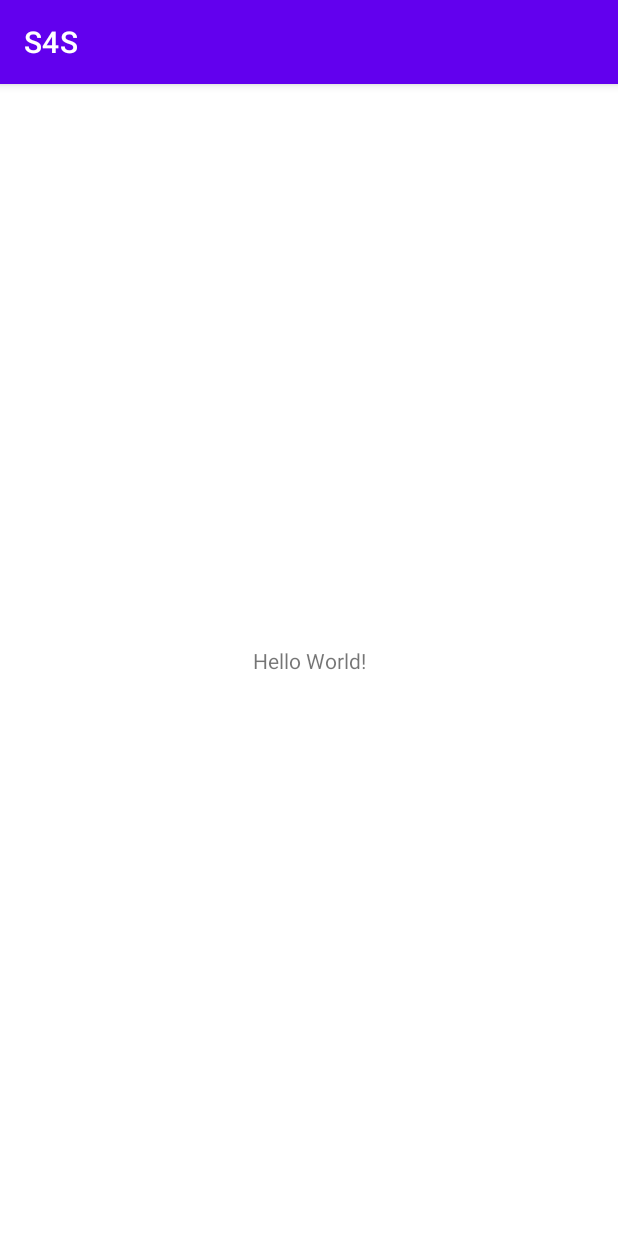
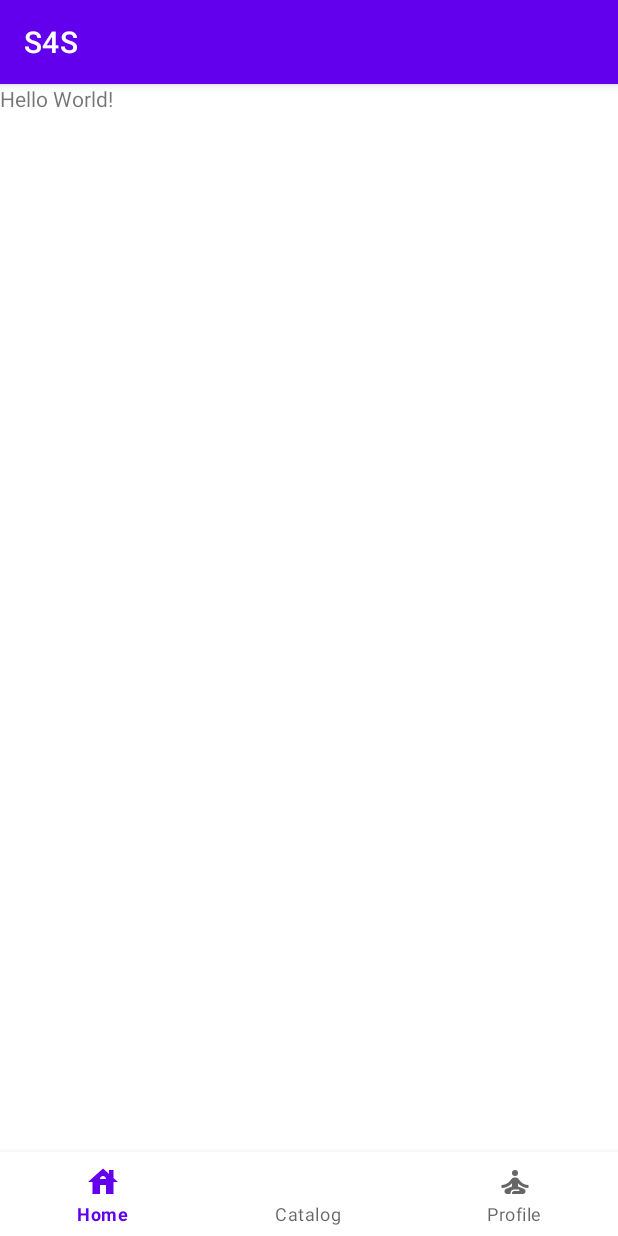
Before and after one commit to REM-Seminar/Stretches_For_Stresses, an Android app: the MainActivity screen opened directly, with no data from a screen before it, on a phone screen of 412 x 824 dp. Run offline under Robolectric (Android 15) with nearby library versions, the phone set to English and light mode, and no system bars.

Commit message:
Bottom Navigation Tab

```diff
--- a/app/src/main/java/com/example/s4s/MainActivity.java
+++ b/app/src/main/java/com/example/s4s/MainActivity.java
@@ -1,14 +1,42 @@
 package com.example.s4s;
 
+import androidx.annotation.NonNull;
 import androidx.appcompat.app.AppCompatActivity;
+import androidx.fragment.app.Fragment;
 
 import android.os.Bundle;
+import android.view.MenuItem;
+
+import com.google.android.material.bottomnavigation.BottomNavigationView;
+import com.google.android.material.bottomnavigation.BottomNavigationView.OnNavigationItemSelectedListener;
 
 public class MainActivity extends AppCompatActivity {
+    private BottomNavigationView bottomNavigationView;
 
     @Override
     protected void onCreate(Bundle savedInstanceState) {
         super.onCreate(savedInstanceState);
         setContentView(R.layout.activity_main);
+
+        bottomNavigationView = findViewById(R.id.bottomNavigation);
+
+        bottomNavigationView.setOnNavigationItemSelectedListener(new BottomNavigationView.OnNavigationItemSelectedListener() {
+            @Override
+            public boolean onNavigationItemSelected(@NonNull MenuItem menuItem) {
+                Fragment fragment;
+                switch (menuItem.getItemId()) {
+                    case R.id.homeNavigation:
+                        break;
+                    case R.id.profileNavigation:
+                        break;
+                    case R.id.catalogNavigation:
+                    default:
+                        break;
+                }
+                return true;
+            }
+        });
+
     }
+
 }
--- /dev/null
+++ b/app/src/main/res/drawable/ic_baseline_house_24.xml
@@ -0,0 +1,10 @@
+<vector xmlns:android="http://schemas.android.com/apk/res/android"
+    android:width="24dp"
+    android:height="24dp"
+    android:viewportWidth="24"
+    android:viewportHeight="24"
+    android:tint="?attr/colorControlNormal">
+  <path
+      android:fillColor="@android:color/white"
+      android:pathData="M19,9.3V4h-3v2.6L12,3L2,12h3v8h5v-6h4v6h5v-8h3L19,9.3zM10,10c0,-1.1 0.9,-2 2,-2s2,0.9 2,2H10z"/>
+</vector>
--- /dev/null
+++ b/app/src/main/res/drawable/ic_baseline_self_improvement_24.xml
@@ -0,0 +1,13 @@
+<vector xmlns:android="http://schemas.android.com/apk/res/android"
+    android:width="24dp"
+    android:height="24dp"
+    android:viewportWidth="24"
+    android:viewportHeight="24"
+    android:tint="?attr/colorControlNormal">
+  <path
+      android:fillColor="@android:color/white"
+      android:pathData="M12,6m-2,0a2,2 0,1 1,4 0a2,2 0,1 1,-4 0"/>
+  <path
+      android:fillColor="@android:color/white"
+      android:pathData="M21,16v-2c-2.24,0 -4.16,-0.96 -5.6,-2.68l-1.34,-1.6C13.68,9.26 13.12,9 12.53,9h-1.05c-0.59,0 -1.15,0.26 -1.53,0.72l-1.34,1.6C7.16,13.04 5.24,14 3,14v2c2.77,0 5.19,-1.17 7,-3.25V15l-3.88,1.55C5.45,16.82 5,17.48 5,18.21C5,19.2 5.8,20 6.79,20H9v-0.5c0,-1.38 1.12,-2.5 2.5,-2.5h3c0.28,0 0.5,0.22 0.5,0.5S14.78,18 14.5,18h-3c-0.83,0 -1.5,0.67 -1.5,1.5V20h7.21C18.2,20 19,19.2 19,18.21c0,-0.73 -0.45,-1.39 -1.12,-1.66L14,15v-2.25C15.81,14.83 18.23,16 21,16z"/>
+</vector>
--- a/app/src/main/res/layout/activity_main.xml
+++ b/app/src/main/res/layout/activity_main.xml
@@ -1,5 +1,6 @@
 <?xml version="1.0" encoding="utf-8"?>
-<androidx.constraintlayout.widget.ConstraintLayout xmlns:android="http://schemas.android.com/apk/res/android"
+<RelativeLayout
+    xmlns:android="http://schemas.android.com/apk/res/android"
     xmlns:app="http://schemas.android.com/apk/res-auto"
     xmlns:tools="http://schemas.android.com/tools"
     android:layout_width="match_parent"
@@ -15,4 +16,11 @@
         app:layout_constraintRight_toRightOf="parent"
         app:layout_constraintTop_toTopOf="parent" />
 
-</androidx.constraintlayout.widget.ConstraintLayout>
+    <com.google.android.material.bottomnavigation.BottomNavigationView
+        android:id="@+id/bottomNavigation"
+        android:layout_width="match_parent"
+        android:layout_height="wrap_content"
+        android:layout_alignParentBottom="true"
+        app:menu="@menu/menu_bottom_navigation" />
+
+</RelativeLayout>
--- /dev/null
+++ b/app/src/main/res/menu/menu_bottom_navigation.xml
@@ -0,0 +1,19 @@
+<?xml version="1.0" encoding="utf-8"?>
+<menu xmlns:app="http://schemas.android.com/apk/res-auto"
+    xmlns:android="http://schemas.android.com/apk/res/android">
+
+    <item
+        android:id="@+id/homeNavigation"
+        android:icon="@drawable/ic_baseline_house_24"
+        android:title="Home"
+        app:showAsAction="always" />
+    <item
+        android:id="@+id/catalogNavigation"
+        android:title="Catalog"
+        app:showAsAction="always" />
+    <item
+        android:id="@+id/profileNavigation"
+        android:icon="@drawable/ic_baseline_self_improvement_24"
+        android:title="Profile"
+        app:showAsAction="always" />
+</menu>
--- a/build.gradle
+++ b/build.gradle
@@ -23,7 +23,6 @@ allprojects {
 ext {
     appCompatVersion = '1.0.0'
     designSupportVersion = '1.0.0'
-    recyclerViewVersion = '1.0.0'
 }
 
 task clean(type: Delete) {
```
